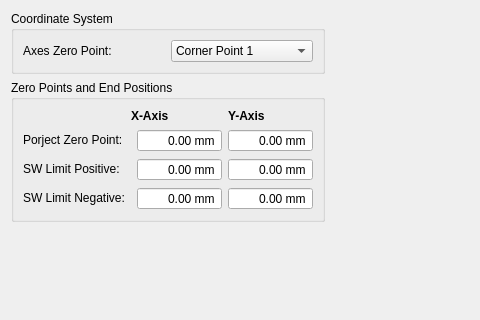
Qt form source/wnd/h2measurement.ui (ww4u/mct-t4) before a commit; both pictures show x 0 to 480 and y 0 to 320 of the 781 by 425 pixel window.
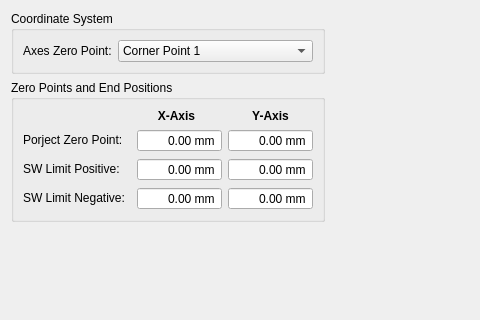
The same form after that commit. Icons and pictures are not drawn.

Patch:
```diff
--- a/source/wnd/h2measurement.ui
+++ b/source/wnd/h2measurement.ui
@@ -58,6 +58,12 @@
      <layout class="QGridLayout" name="gridLayout">
       <item row="0" column="0">
        <widget class="QLabel" name="label">
+        <property name="sizePolicy">
+         <sizepolicy hsizetype="Fixed" vsizetype="Preferred">
+          <horstretch>0</horstretch>
+          <verstretch>0</verstretch>
+         </sizepolicy>
+        </property>
         <property name="text">
          <string>Axes Zero Point:</string>
         </property>
@@ -247,6 +253,9 @@
         <property name="text">
          <string>X-Axis</string>
         </property>
+        <property name="alignment">
+         <set>Qt::AlignCenter</set>
+        </property>
        </widget>
       </item>
       <item row="2" column="0" colspan="2">
@@ -317,6 +326,9 @@
         <property name="text">
          <string>Y-Axis</string>
         </property>
+        <property name="alignment">
+         <set>Qt::AlignCenter</set>
+        </property>
        </widget>
       </item>
       <item row="5" column="3">
```
Left out of the diff: 27 changed lines with no effect on the pictures.
